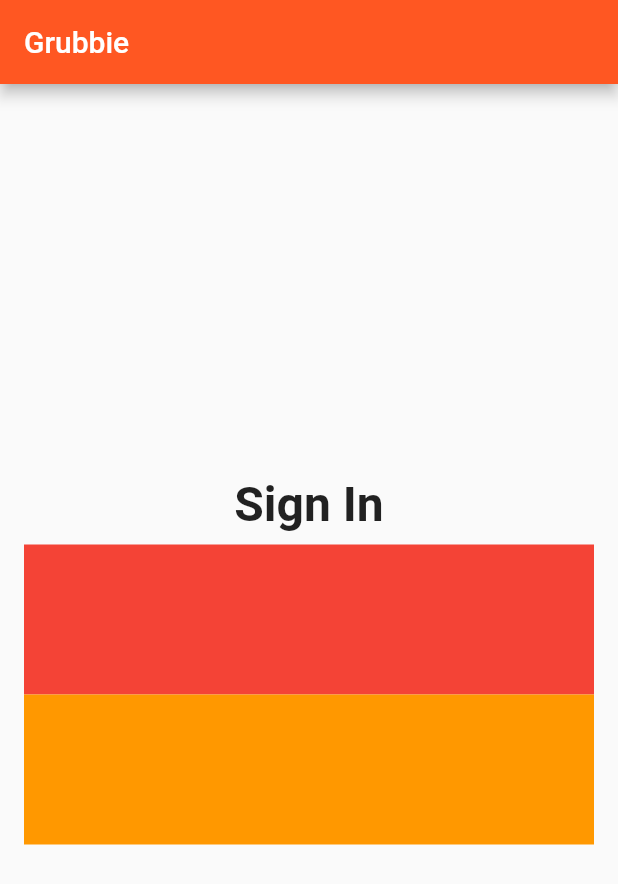
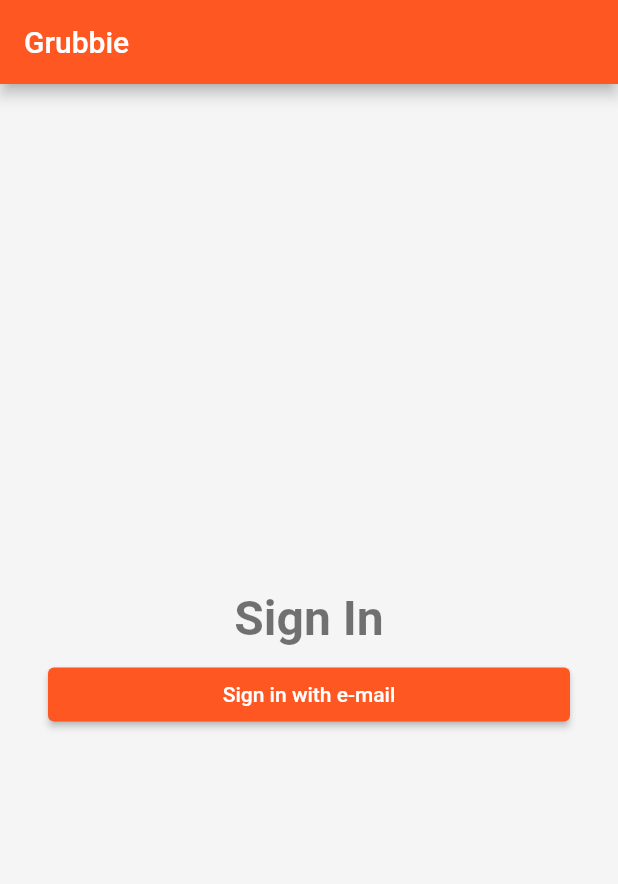
Before and after one commit to mattcirkovic/grubbie, a Flutter app: the screen it shows after launch, on a phone screen of 412 x 824 dp. Shown: the top 884 px of the screen. Run offline on Flutter 3.47's test engine with Material 2 defaults, Android fonts, the phone set to English and light mode, and no system bars.

Commit message:
Added button

```diff
--- a/lib/app/homepage.dart
+++ b/lib/app/homepage.dart
@@ -9,38 +9,32 @@
       appBar: AppBar(
         title: const Text('Grubbie'),
       ),
-      body: _buildContent()
+      body: _buildContent(),
+      backgroundColor: Colors.grey[100],
     );
   }
 
   Widget _buildContent() {
     return Padding(
-      padding: EdgeInsets.all(16.0),
+      padding: const EdgeInsets.all(32.0),
       child: Column(
         mainAxisAlignment: MainAxisAlignment.center,
         crossAxisAlignment: CrossAxisAlignment.stretch,
         children: [
-          Text(
+          const Text(
             'Sign In',
             textAlign: TextAlign.center,
             style: TextStyle(
               fontSize: 32.0,
               fontWeight: FontWeight.w600,
+              color: Colors.black54,
+              ),
             ),
+          const SizedBox(height: 8.0),
+          ElevatedButton(
+            onPressed: () {print('Button pressed');},
+            child: const Text('Sign in with e-mail'),
             ),
-            SizedBox(height: 8.0,),
-          Container(
-            color: Colors.red,
-            child: SizedBox(
-              height: 100.0,
-            ),
-          ),
-          Container(
-            color: Colors.orange,
-            child: SizedBox(
-              height: 100.0,
-            ),
-          ),
         ],
       ),
     );
```
